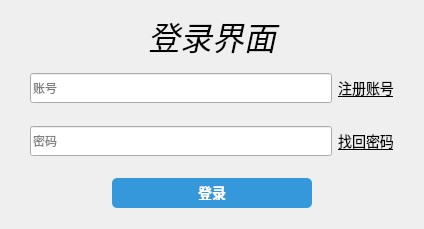
yihengpromax/git-study, file MyMessage/src/ui/loginframe.ui: the form before one commit.
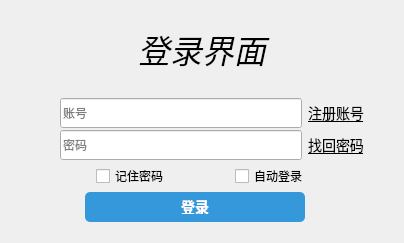
The form after the commit.

What changed in the file:
```diff
--- a/MyMessage/src/ui/loginframe.ui
+++ b/MyMessage/src/ui/loginframe.ui
@@ -6,8 +6,8 @@
    <rect>
     <x>0</x>
     <y>0</y>
-    <width>424</width>
-    <height>229</height>
+    <width>404</width>
+    <height>243</height>
    </rect>
   </property>
   <property name="windowTitle">
@@ -40,14 +40,30 @@
         <number>0</number>
        </property>
        <property name="topMargin">
-        <number>10</number>
+        <number>0</number>
        </property>
        <property name="rightMargin">
         <number>0</number>
        </property>
        <property name="bottomMargin">
-        <number>10</number>
+        <number>0</number>
        </property>
+       <item>
+        <spacer name="verticalSpacer_2">
+         <property name="orientation">
+          <enum>Qt::Orientation::Vertical</enum>
+         </property>
+         <property name="sizeType">
+          <enum>QSizePolicy::Policy::Fixed</enum>
+         </property>
+         <property name="sizeHint" stdset="0">
+          <size>
+           <width>20</width>
+           <height>25</height>
+          </size>
+         </property>
+        </spacer>
+       </item>
        <item>
         <widget class="QLabel" name="lab_title">
          <property name="font">
@@ -66,6 +82,22 @@
          </property>
         </widget>
        </item>
+       <item>
+        <spacer name="verticalSpacer">
+         <property name="orientation">
+          <enum>Qt::Orientation::Vertical</enum>
+         </property>
+         <property name="sizeType">
+          <enum>QSizePolicy::Policy::Fixed</enum>
+         </property>
+         <property name="sizeHint" stdset="0">
+          <size>
+           <width>20</width>
+           <height>25</height>
+          </size>
+         </property>
+        </spacer>
+       </item>
        <item>
         <widget class="QWidget" name="widget_3" native="true">
          <layout class="QHBoxLayout" name="horizontalLayout_2">
@@ -73,13 +105,13 @@
            <number>6</number>
           </property>
           <property name="leftMargin">
-           <number>30</number>
+           <number>60</number>
           </property>
           <property name="topMargin">
            <number>0</number>
           </property>
           <property name="rightMargin">
-           <number>30</number>
+           <number>40</number>
           </property>
           <property name="bottomMargin">
            <number>0</number>
@@ -135,13 +167,13 @@
            <number>6</number>
           </property>
           <property name="leftMargin">
-           <number>30</number>
+           <number>60</number>
           </property>
           <property name="topMargin">
            <number>0</number>
           </property>
           <property name="rightMargin">
-           <number>30</number>
+           <number>40</number>
           </property>
           <property name="bottomMargin">
            <number>0</number>
@@ -205,6 +237,80 @@
          </layout>
         </widget>
        </item>
+       <item>
+        <widget class="QWidget" name="widget_5" native="true">
+         <layout class="QHBoxLayout" name="horizontalLayout_4">
+          <property name="spacing">
+           <number>0</number>
+          </property>
+          <property name="leftMargin">
+           <number>30</number>
+          </property>
+          <property name="topMargin">
+           <number>0</number>
+          </property>
+          <property name="rightMargin">
+           <number>30</number>
+          </property>
+          <property name="bottomMargin">
+           <number>0</number>
+          </property>
+          <item>
+           <spacer name="horizontalSpacer_4">
+            <property name="orientation">
+             <enum>Qt::Orientation::Horizontal</enum>
+            </property>
+            <property name="sizeHint" stdset="0">
+             <size>
+              <width>40</width>
+              <height>20</height>
+             </size>
+            </property>
+           </spacer>
+          </item>
+          <item>
+           <widget class="QCheckBox" name="cb_remember_password">
+            <property name="text">
+             <string>记住密码</string>
+            </property>
+           </widget>
+          </item>
+          <item>
+           <spacer name="horizontalSpacer_5">
+            <property name="orientation">
+             <enum>Qt::Orientation::Horizontal</enum>
+            </property>
+            <property name="sizeHint" stdset="0">
+             <size>
+              <width>40</width>
+              <height>20</height>
+             </size>
+            </property>
+           </spacer>
+          </item>
+          <item>
+           <widget class="QCheckBox" name="cb_auto_login">
+            <property name="text">
+             <string>自动登录</string>
+            </property>
+           </widget>
+          </item>
+          <item>
+           <spacer name="horizontalSpacer_3">
+            <property name="orientation">
+             <enum>Qt::Orientation::Horizontal</enum>
+            </property>
+            <property name="sizeHint" stdset="0">
+             <size>
+              <width>40</width>
+              <height>20</height>
+             </size>
+            </property>
+           </spacer>
+          </item>
+         </layout>
+        </widget>
+       </item>
        <item>
         <widget class="QWidget" name="widget" native="true">
          <layout class="QHBoxLayout" name="horizontalLayout">
@@ -240,7 +346,7 @@
            <widget class="QPushButton" name="btn_login">
             <property name="minimumSize">
              <size>
-              <width>200</width>
+              <width>220</width>
               <height>0</height>
              </size>
             </property>
@@ -290,6 +396,22 @@
          </layout>
         </widget>
        </item>
+       <item>
+        <spacer name="verticalSpacer_3">
+         <property name="orientation">
+          <enum>Qt::Orientation::Vertical</enum>
+         </property>
+         <property name="sizeType">
+          <enum>QSizePolicy::Policy::Fixed</enum>
+         </property>
+         <property name="sizeHint" stdset="0">
+          <size>
+           <width>20</width>
+           <height>20</height>
+          </size>
+         </property>
+        </spacer>
+       </item>
       </layout>
      </widget>
     </item>
```
